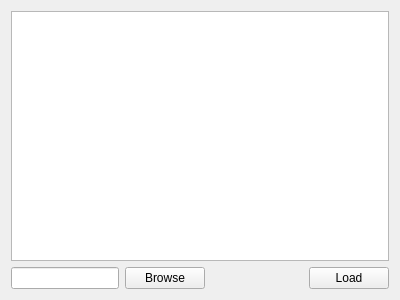
Above: Example/TestApp/Widget.ui from skyrpex/QxExtensionSystem before the change. Below: the same form after it.
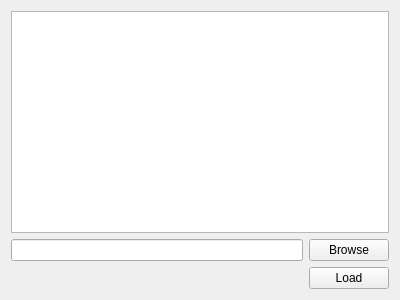
That is the form after the change.

The edit to the form file:
```diff
--- a/Example/TestApp/Widget.ui
+++ b/Example/TestApp/Widget.ui
@@ -18,7 +18,7 @@
     <widget class="QListWidget" name="listWidget"/>
    </item>
    <item>
-    <layout class="QHBoxLayout" name="horizontalLayout">
+    <layout class="QHBoxLayout" name="horizontalLayout_2">
      <item>
       <widget class="QLineEdit" name="path"/>
      </item>
@@ -29,6 +29,10 @@
        </property>
       </widget>
      </item>
+    </layout>
+   </item>
+   <item>
+    <layout class="QHBoxLayout" name="horizontalLayout">
      <item>
       <spacer name="horizontalSpacer">
        <property name="orientation">
```
